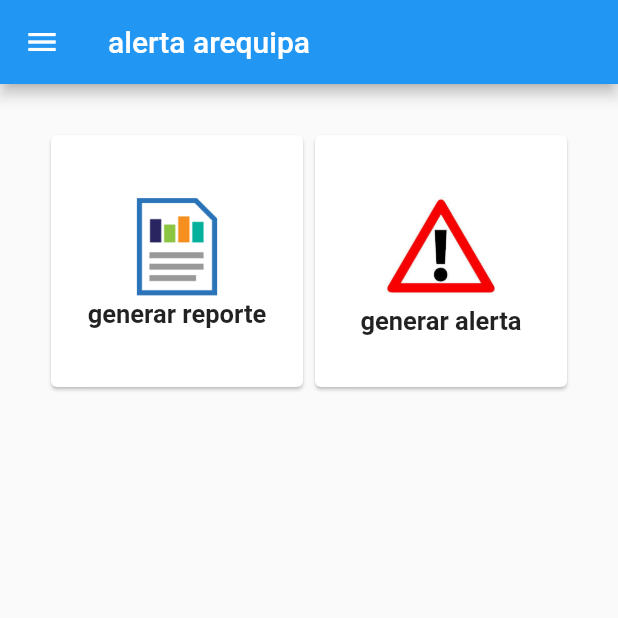
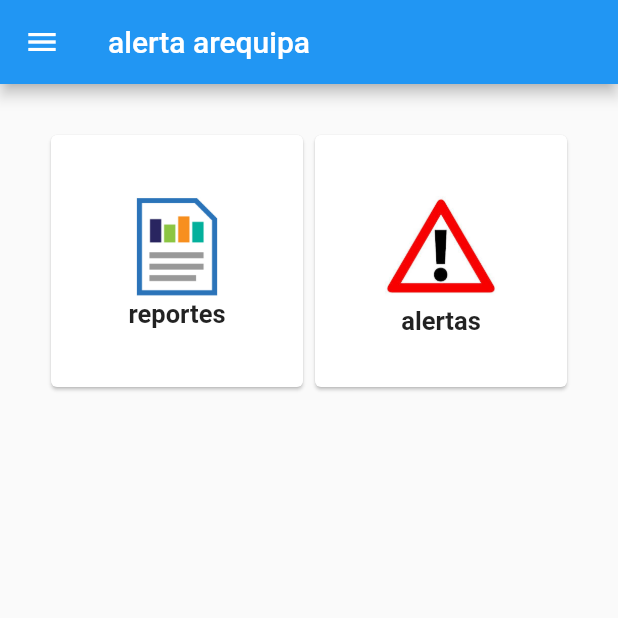
Before and after one commit to widcatd/cloud_final, a Flutter app: the HomeScreen screen opened directly, on a phone screen of 412 x 824 dp, the top half of it. Run offline on Flutter 3.47's test engine with Material 2 defaults, Android fonts, the phone set to English and light mode, and no system bars; our stand-ins replace cloud_firestore, firebase_auth, firebase_core, firebase_database, flutter_signin_button, geolocator and 3 more; missing offline and left inert: dart:ffi, flutter_login_facebook, flutter_twitter_login, geolocation; accounts and stored records are empty.

Commit message:
Update homeEmail.dart

```diff
--- a/lib/modulo_autenticacion/login/homeEmail.dart
+++ b/lib/modulo_autenticacion/login/homeEmail.dart
@@ -38,7 +38,7 @@ class HomeScreen extends StatelessWidget {
                         height: 70.0,
                       ),
                       Text(
-                        "generar reporte",
+                        "reportes",
                         style: new TextStyle(
                           fontSize: 17.0,
                           fontWeight: FontWeight.bold,
@@ -68,7 +68,7 @@ class HomeScreen extends StatelessWidget {
                         height: 80.0,
                       ),
                       Text(
-                        "generar alerta",
+                        "alertas",
                         style: new TextStyle(
                             fontSize: 17.0, fontWeight: FontWeight.bold),
                       )
```
